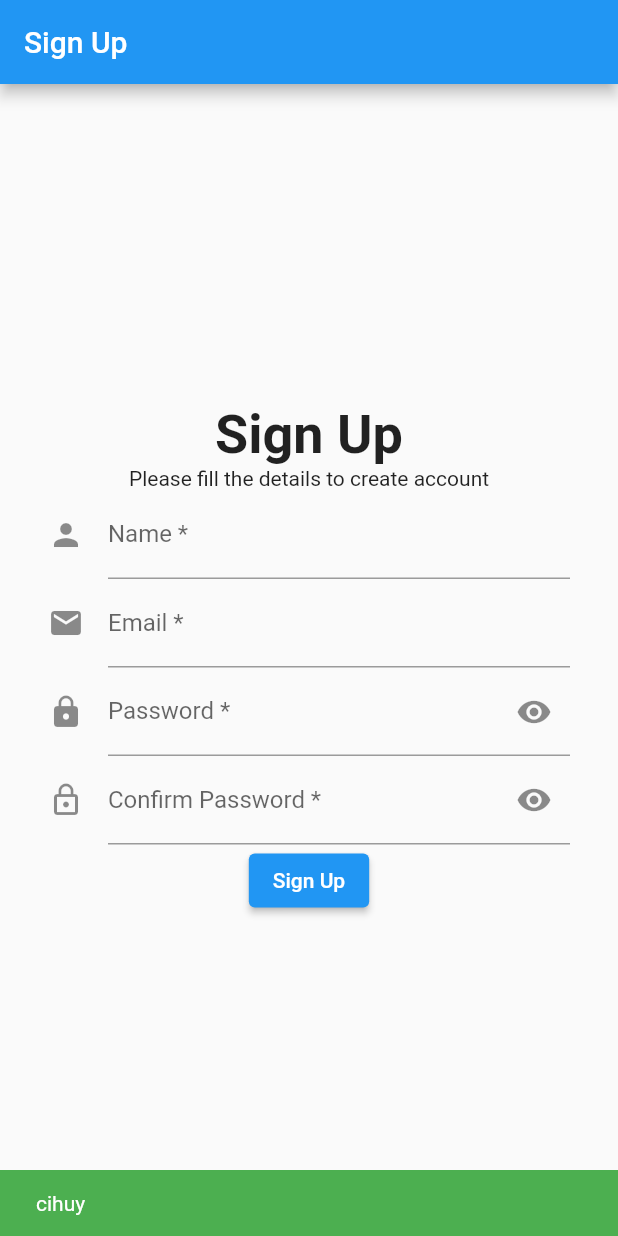
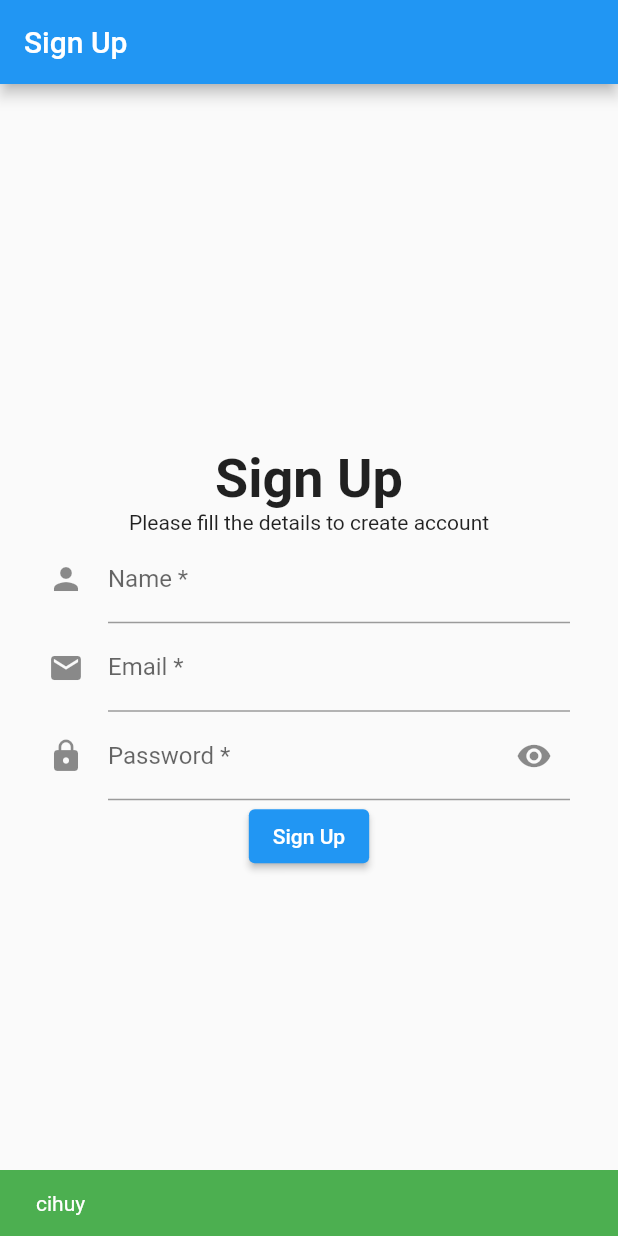
Before and after one commit to jestsee/todo-list-flutter, a Flutter app: the screen it shows after launch, after a tap on "Sign Up", on a phone screen of 412 x 824 dp. Run offline on Flutter 3.47's test engine with Material 2 defaults, Android fonts, the phone set to English and light mode, and no system bars; drawn by our look-alikes of reactive_forms; our stand-ins replace flutter_dotenv, flutter_hooks, hooks_riverpod, string_validator, supabase_flutter; accounts and stored records are empty.

Commit message:
refactor: use ReactiveTextField for the form

```diff
--- a/lib/ui/screens/sign_up.dart
+++ b/lib/ui/screens/sign_up.dart
@@ -2,8 +2,8 @@ import 'dart:developer';
 
 import 'package:flutter/material.dart';
 import 'package:flutter_hooks/flutter_hooks.dart';
-import 'package:todo_list/hooks/use_sign_up.dart';
-import 'package:todo_list/ui/validator/validator.dart';
+import 'package:reactive_forms/reactive_forms.dart';
+import 'package:todo_list/ui/validator/validation_message.dart' as v;
 import 'package:todo_list/utils.dart';
 
 class SignUp extends HookWidget {
@@ -11,9 +11,16 @@ class SignUp extends HookWidget {
 
   @override
   Widget build(BuildContext context) {
-    final fields = useSignUp();
-    final formKey = useMemoized(GlobalKey<FormState>.new, const []);
-    final validator = useMemoized(() => Validator());
+    final msg = useMemoized(() => const v.ValidationMessage());
+    final hidePassword = useState(true);
+    final hidePasswordConfirm = useState(true);
+    final form = FormGroup({
+      'name': FormControl<String>(validators: [Validators.required]),
+      'email': FormControl<String>(
+          validators: [Validators.required, Validators.email]),
+      'password': FormControl<String>(
+          validators: [Validators.required, Validators.minLength(6)])
+    });
 
     return Scaffold(
       appBar: AppBar(title: const Text('Sign Up')),
@@ -30,67 +37,52 @@ class SignUp extends HookWidget {
             // const SizedBox(height: 16),
             const Text('Please fill the details to create account'),
             // const SizedBox(height: 32),
-            Form(
-                key: formKey,
-                autovalidateMode: AutovalidateMode.onUserInteraction,
-                child: Wrap(
-                  alignment: WrapAlignment.center,
+            ReactiveForm(
+                formGroup: form,
+                child: Column(
                   children: <Widget>[
-                    TextFormField(
-                      controller: fields.name.controller,
-                      focusNode: fields.name.focus,
-                      validator: ((value) => fields.name.touched.value
-                          ? validator.name(value!)
-                          : null),
+                    ReactiveTextField(
+                      formControlName: 'name',
+                      validationMessages: {
+                        'required': (_) => msg.required('Name')
+                      },
                       decoration: const InputDecoration(
                           icon: Icon(Icons.person),
                           hintText: 'John Doe',
                           labelText: 'Name *'),
                     ),
-                    TextFormField(
-                      controller: fields.email.controller,
-                      focusNode: fields.email.focus,
-                      validator: ((value) => fields.email.touched.value
-                          ? validator.email(value!)
-                          : null),
+                    ReactiveTextField(
+                      formControlName: 'email',
+                      validationMessages: {
+                        'required': (_) => msg.required('Email'),
+                        'email': (_) => msg.email()
+                      },
                       decoration: const InputDecoration(
                           icon: Icon(Icons.email),
                           hintText: 'example@mail.com',
                           labelText: 'Email *'),
                     ),
-                    TextFormField(
-                      controller: fields.password.controller,
-                      focusNode: fields.password.focus,
-                      validator: (((value) => fields.password.touched.value
-                          ? validator.password(value!)
-                          : null)),
+                    ReactiveTextField(
+                      formControlName: 'password',
+                      obscureText: hidePassword.value,
+                      validationMessages: {
+                        'required': (_) => msg.required('Password'),
+                        'minLength': (error) => msg.minLength(
+                            'Password', (error as Map)['requiredLength'])
+                      },
                       decoration: InputDecoration(
                           suffixIcon: IconButton(
-                              onPressed: () => fields.togglePassword(),
+                              onPressed: (() =>
+                                  hidePassword.value = !hidePassword.value),
                               icon: const Icon(Icons.remove_red_eye)),
                           icon: const Icon(Icons.lock),
                           labelText: 'Password *'),
-                      obscureText: fields.hidePassword,
-                    ),
-                    TextFormField(
-                      controller: fields.passwordConfirm.controller,
-                      focusNode: fields.passwordConfirm.focus,
-                      validator: (((value) => validator.passwordNotMatch(
-                          value!, fields.password.controller.text))),
-                      decoration: InputDecoration(
-                          suffixIcon: IconButton(
-                              onPressed: (() => fields.toggleConfirmPassword()),
-                              icon: const Icon(Icons.remove_red_eye)),
-                          icon: const Icon(Icons.lock_outline),
-                          labelText: 'Confirm Password *'),
-                      obscureText: fields.hideConfirmPassword,
                     ),
                   ],
                 )),
-            // const SizedBox(height: 28),
             ElevatedButton(
               onPressed: () {
-                if (!formKey.currentState!.validate()) return;
+                print(form.value);
                 context.showSnackBar(message: 'cihuy');
               },
               child: const Text('Sign Up'),
@@ -104,3 +96,4 @@ class SignUp extends HookWidget {
 
 // TODO uninstall string validator?
 // TODO kalo udah install riverpod_hooks yg flutter_hooks di-uninstall aja?
+// TODO refactor pisahin widget untuk form sendiri
```
